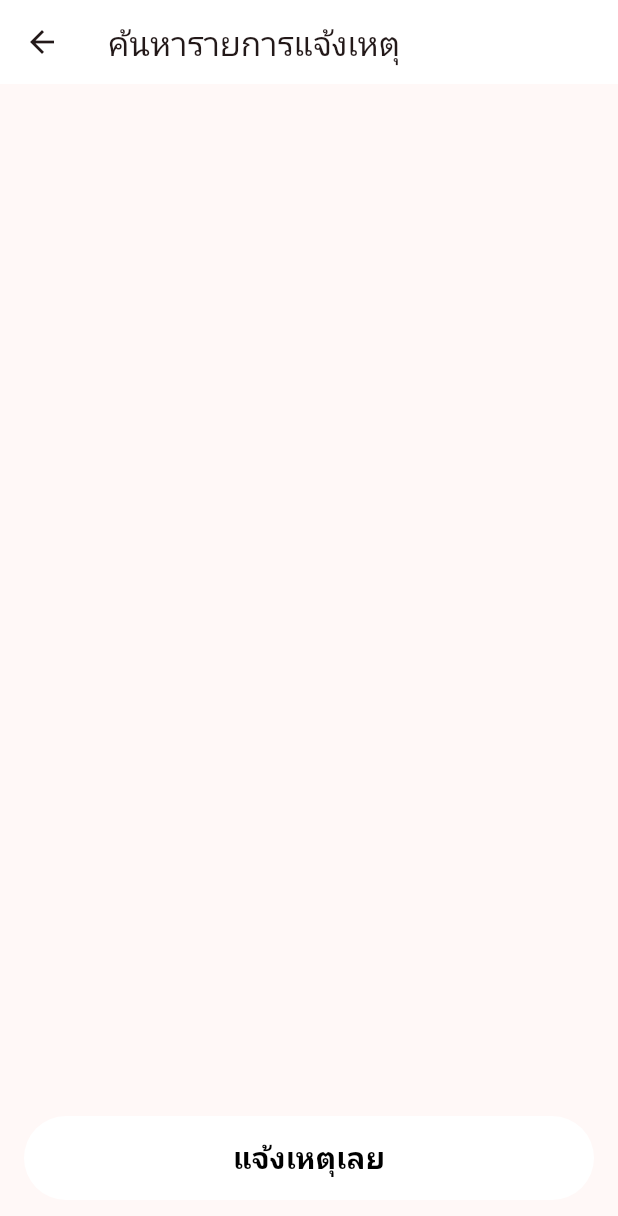
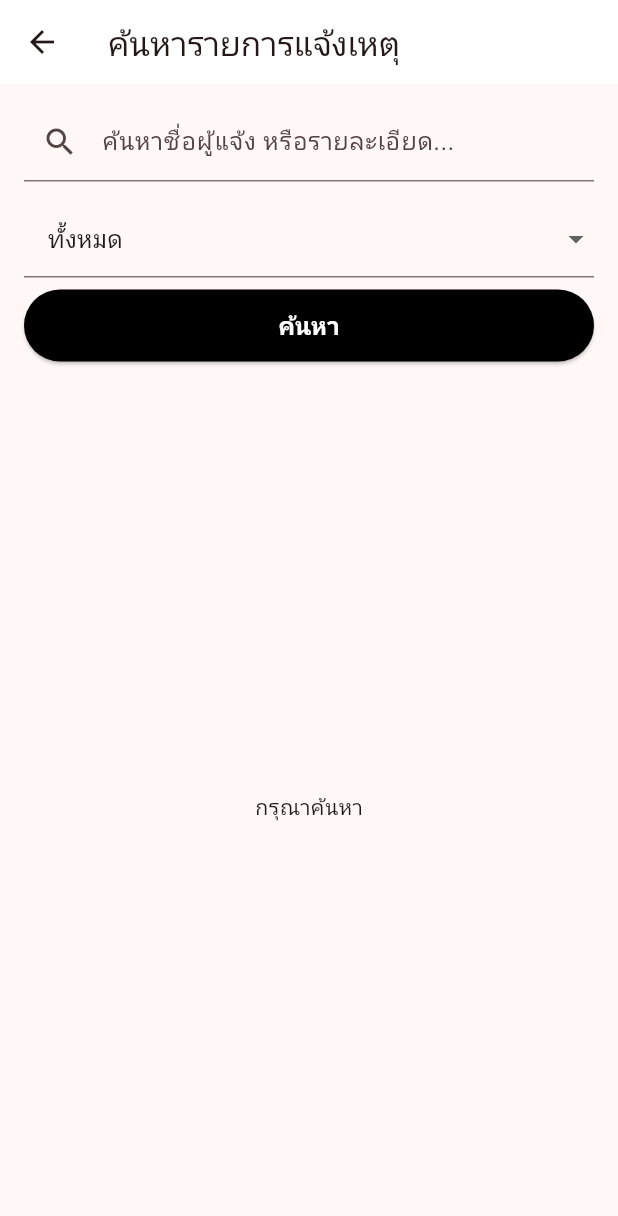
Before and after one commit to TeeNzario/postExam, a Flutter app: the SearchScreen screen opened directly, on a phone screen of 412 x 824 dp. Shown: the top 1216 px of the screen. Run offline on Flutter 3.47's test engine with Material 3 defaults, Android fonts, the phone set to English and light mode, and no system bars; our stand-ins replace image_picker, sqflite; accounts and stored records are empty.

Commit message:
search work

```diff
--- a/lib/screens/list_screen.dart
+++ b/lib/screens/list_screen.dart
@@ -42,7 +42,7 @@ class _ListScreenState extends State<ListScreen> {
       context: context,
       builder: (ctx) => AlertDialog(
         title: const Text('ยืนยันการลบ'),
-        content: const Text('Are you sure you want to delete this report?'),
+        content: const Text('ต้องการจะลบรายการนี้จริงหรือเปล่า'),
         actions: [
           TextButton(
             onPressed: () => Navigator.pop(ctx, false),
@@ -50,7 +50,7 @@ class _ListScreenState extends State<ListScreen> {
           ),
           TextButton(
             onPressed: () => Navigator.pop(ctx, true),
-            child: const Text('ลบ', style: TextStyle(color: Colors.red)),
+            child: const Text('ลบจริง', style: TextStyle(color: Colors.red)),
           ),
         ],
       ),
--- a/lib/screens/search_screen.dart
+++ b/lib/screens/search_screen.dart
@@ -2,7 +2,6 @@ import 'package:flutter/material.dart';
 import '../helper/database_helper.dart';
 import '../models/incident_report.dart';
 import '../widgets/report_card.dart';
-import 'create_screen.dart';
 
 class SearchScreen extends StatefulWidget {
   const SearchScreen({super.key});
@@ -13,36 +12,76 @@ class SearchScreen extends StatefulWidget {
 
 class _SearchScreenState extends State<SearchScreen> {
   final _db = DatabaseHelper.instance;
-  List<IncidentReport> _reports = [];
+  final _searchController = TextEditingController();
+
+  List<IncidentReport> _results = [];
   Map<int, String> _stationNames = {};
   Map<int, String> _typeNames = {};
-  bool _isLoading = true;
+  String? _selectedSeverity;
+  bool _isLoading = false;
+  bool _hasSearched = false;
+
+  final List<String> _severityOptions = ['High', 'Medium', 'Low'];
 
   @override
   void initState() {
     super.initState();
-    _loadData();
+    _loadLookups();
   }
 
-  Future<void> _loadData() async {
-    final reports = await _db.getIncidentReports();
+  Future<void> _loadLookups() async {
     final stations = await _db.getPollingStations();
     final types = await _db.getViolationTypes();
+    setState(() {
+      _stationNames = {for (var s in stations) s.id: s.name};
+      _typeNames = {for (var t in types) t.id: t.name};
+    });
+  }
+
+  Future<void> _search() async {
+    setState(() => _isLoading = true);
+
+    final db = await _db.database;
+    final keyword = _searchController.text.trim();
+
+    String sql = '''
+      SELECT ir.* FROM incident_reports ir
+      JOIN violation_types vt ON ir.type_id = vt.id
+      WHERE 1=1
+    ''';
+    List<dynamic> args = [];
+
+    if (keyword.isNotEmpty) {
+      sql += ' AND (ir.reporter_name LIKE ? OR ir.description LIKE ?)';
+      args.add('%$keyword%');
+      args.add('%$keyword%');
+    }
+
+    if (_selectedSeverity != null) {
+      sql += ' AND vt.severity = ?';
+      args.add(_selectedSeverity);
+    }
+
+    sql += ' ORDER BY ir.report_id DESC';
+
+    final maps = await db.rawQuery(sql, args);
+    final reports = maps.map((m) => IncidentReport.fromMap(m)).toList();
 
     setState(() {
-      _reports = reports;
-      _stationNames = {for (var s in stations) s.id: s.name};
-      _typeNames = {for (var t in types) t.id: t.name};
+      _results = reports;
       _isLoading = false;
+      _hasSearched = true;
     });
   }
 
   @override
-  Widget build(BuildContext context) {
-    if (_isLoading) {
-      return const Scaffold(body: Center(child: CircularProgressIndicator()));
+  void dispose() {
+    _searchController.dispose();
+    super.dispose();
   }
 
+  @override
+  Widget build(BuildContext context) {
     return Scaffold(
       appBar: AppBar(
         title: const Text("ค้นหารายการแจ้งเหตุ"),
@@ -52,16 +91,83 @@ class _SearchScreenState extends State<SearchScreen> {
       body: SafeArea(
         child: Column(
           children: [
-            const SizedBox(height: 20),
+            Padding(
+              padding: const EdgeInsets.fromLTRB(16, 12, 16, 0),
+              child: TextField(
+                controller: _searchController,
+                decoration: const InputDecoration(
+                  hintText: 'ค้นหาชื่อผู้แจ้ง หรือรายละเอียด...',
+                  prefixIcon: Icon(Icons.search),
+                  contentPadding: EdgeInsets.symmetric(
+                    horizontal: 16,
+                    vertical: 14,
+                  ),
+                ),
+                onSubmitted: (_) => _search(),
+              ),
+            ),
+            Padding(
+              padding: const EdgeInsets.fromLTRB(16, 12, 16, 0),
+              child: DropdownButtonFormField<String>(
+                value: _selectedSeverity,
+                decoration: const InputDecoration(
+                  contentPadding: EdgeInsets.symmetric(
+                    horizontal: 16,
+                    vertical: 14,
+                  ),
+                ),
+                hint: const Text('เลือกระดับความรุนแรง'),
+                items: [
+                  const DropdownMenuItem<String>(
+                    value: null,
+                    child: Text('ทั้งหมด'),
+                  ),
+                  ..._severityOptions.map(
+                    (s) => DropdownMenuItem(value: s, child: Text(s)),
+                  ),
+                ],
+                onChanged: (v) {
+                  setState(() => _selectedSeverity = v);
+                  _search();
+                },
+              ),
+            ),
+            const SizedBox(height: 8),
+            Padding(
+              padding: const EdgeInsets.symmetric(horizontal: 16),
+              child: SizedBox(
+                width: double.infinity,
+                height: 48,
+                child: ElevatedButton(
+                  onPressed: _search,
+                  style: ElevatedButton.styleFrom(
+                    backgroundColor: Colors.black,
+                    foregroundColor: Colors.white,
+                  ),
+                  child: const Text(
+                    'ค้นหา',
+                    style: TextStyle(fontSize: 16, fontWeight: FontWeight.bold),
+                  ),
+                ),
+              ),
+            ),
+            const SizedBox(height: 12),
             Expanded(
-              child: ListView.builder(
+              child: _isLoading
+                  ? const Center(child: CircularProgressIndicator())
+                  : !_hasSearched
+                  ? const Center(child: Text('กรุณาค้นหา'))
+                  : _results.isEmpty
+                  ? const Center(child: Text('ไม่มีที่คุณต้นหา'))
+                  : ListView.builder(
                       padding: const EdgeInsets.only(bottom: 80),
-                itemCount: _reports.length,
+                      itemCount: _results.length,
                       itemBuilder: (context, index) {
-                  final report = _reports[index];
+                        final report = _results[index];
                         return ReportCard(
                           report: report,
-                    stationName: _stationNames[report.stationId] ?? 'ไม่ทราบ',
+                          stationName:
+                              _stationNames[report.stationId] ?? 'ไม่ทราบ',
                           typeName: _typeNames[report.typeId] ?? 'ไม่ทราบ',
                         );
                       },
@@ -70,34 +176,6 @@ class _SearchScreenState extends State<SearchScreen> {
           ],
         ),
       ),
-      bottomNavigationBar: Container(
-        padding: const EdgeInsets.fromLTRB(16, 8, 16, 24),
-        child: SizedBox(
-          width: double.infinity,
-          height: 56,
-          child: ElevatedButton(
-            onPressed: () async {
-              await Navigator.push(
-                context,
-                MaterialPageRoute(builder: (_) => const CreateScreen()),
-              );
-              _loadData();
-            },
-            style: ElevatedButton.styleFrom(
-              backgroundColor: Colors.white,
-              foregroundColor: Colors.black,
-              shape: RoundedRectangleBorder(
-                borderRadius: BorderRadius.circular(30),
-              ),
-              elevation: 0,
-            ),
-            child: const Text(
-              'แจ้งเหตุเลย',
-              style: TextStyle(fontSize: 20, fontWeight: FontWeight.bold),
-            ),
-          ),
-        ),
-      ),
     );
   }
 }
```
Lines whose indentation alone changed are shown as unchanged.
